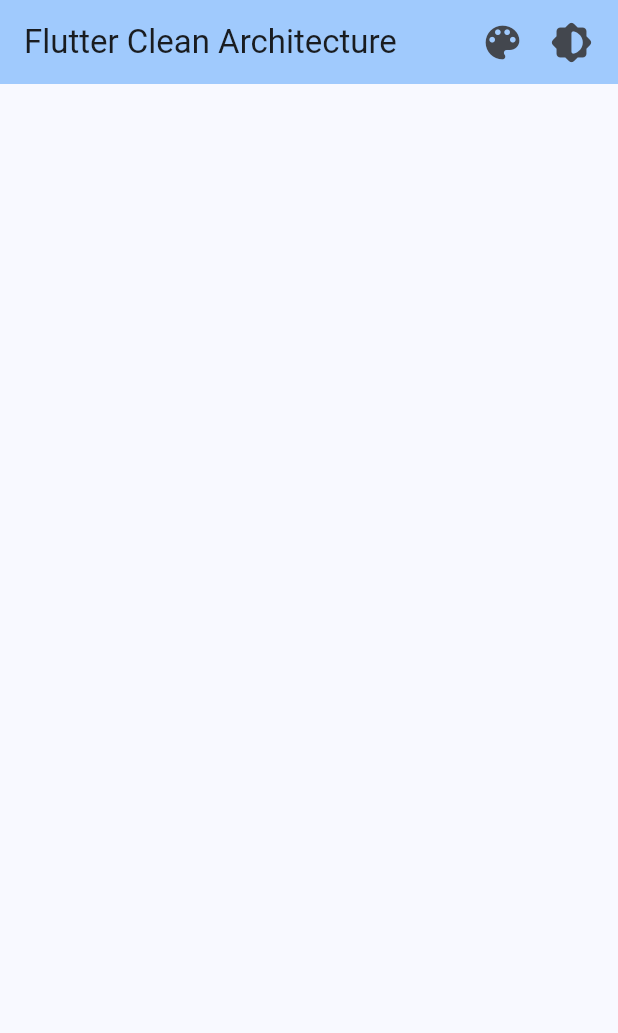
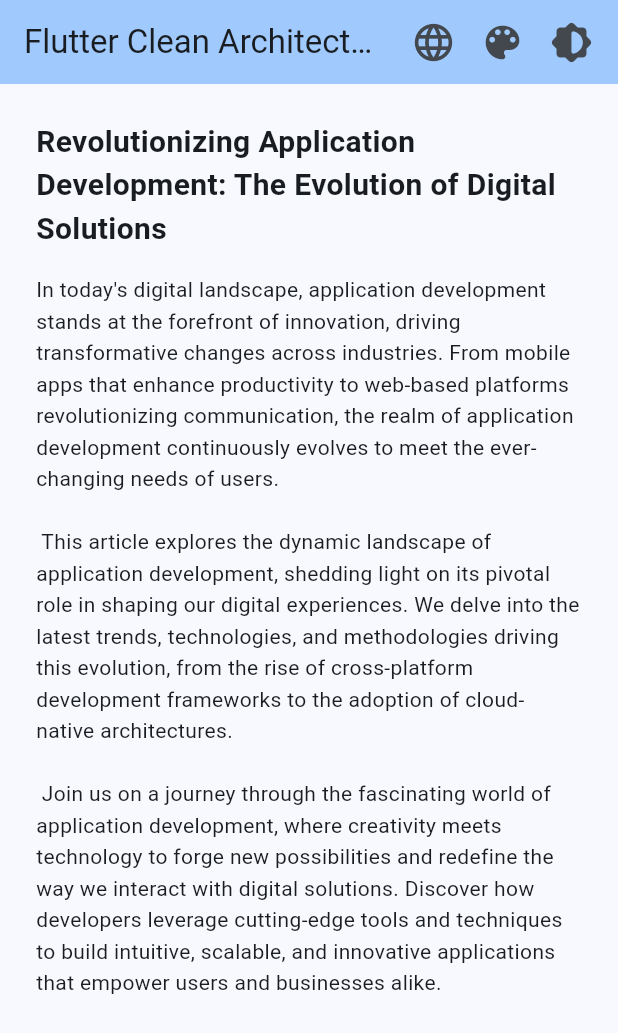
Before and after one commit to guizot/flutter_clean_architecture_boilerplate, a Flutter app: the screen it shows after launch, on a phone screen of 412 x 824 dp. Shown: the top 1033 px of the screen. Run offline on Flutter 3.47's test engine with Material 3 defaults, Android fonts, the phone set to English and light mode, and no system bars; our stand-ins replace equatable, flutter_bloc, get_it, shared_preferences.

Commit message:
Implement Language Notifier

```diff
--- /dev/null
+++ b/devtools_options.yaml
@@ -0,0 +1 @@
+extensions:
--- a/lib/data/utils/shared_preferences_values.dart
+++ b/lib/data/utils/shared_preferences_values.dart
@@ -2,5 +2,6 @@
 
   static const String currentTheme = 'current_theme';
   static const String currentColor = 'current_color';
+  static const String currentLanguage = 'current_language';
 
 }
--- a/lib/injector.dart
+++ b/lib/injector.dart
@@ -1,4 +1,5 @@
 import 'package:flutter_clean_architecture/data/datasources/shared_preferences_data_source.dart';
+import 'package:flutter_clean_architecture/presentation/core/language/language_service.dart';
 import 'package:flutter_clean_architecture/presentation/core/services/theme_service.dart';
 import 'package:flutter_clean_architecture/presentation/pages/home/cubit/home_cubit.dart';
 import 'package:get_it/get_it.dart';
@@ -18,6 +19,11 @@
       sharedPreferenceDataSource: sl(),
     ),
   );
+  sl.registerFactory(
+        () => LanguageService(
+      sharedPreferenceDataSource: sl(),
+    ),
+  );
 
   /// DOMAIN LAYER
 
--- a/lib/main.dart
+++ b/lib/main.dart
@@ -1,8 +1,12 @@
 import 'package:flutter/material.dart';
 import 'package:flutter_clean_architecture/injector.dart' as di;
+import 'package:flutter_clean_architecture/presentation/core/language/language_delegation.dart';
 import 'package:flutter_clean_architecture/presentation/core/routes.dart';
+import 'package:flutter_clean_architecture/presentation/core/language/language_service.dart';
 import 'package:flutter_clean_architecture/presentation/core/services/theme_service.dart';
+import 'package:flutter_clean_architecture/presentation/core/utils/language_service_values.dart';
 import 'package:flutter_clean_architecture/presentation/core/utils/theme_service_values.dart';
+import 'package:flutter_localizations/flutter_localizations.dart';
 import 'package:provider/provider.dart';
 import 'injector.dart';
 
@@ -28,17 +32,24 @@
       providers: [
         ChangeNotifierProvider(
           create: (context) => sl<ThemeService>(),
+        ),
+        ChangeNotifierProvider(
+          create: (context) => sl<LanguageService>(),
         )
       ],
-      child: Consumer<ThemeService> (
-        builder: (context, ThemeService notifier, child) {
+      child: Consumer2<ThemeService, LanguageService> (
+        builder: (context, ThemeService themeService, LanguageService languageService, child) {
           return MaterialApp(
             title: 'Flutter Demo',
             debugShowCheckedModeBanner: false,
             onGenerateRoute: Routes.generate,
-            theme: notifier.currentThemeColor(ThemeServiceValues.light),
-            darkTheme: notifier.currentThemeColor(ThemeServiceValues.dark),
-            themeMode: notifier.currentThemeMode(),
+            theme: themeService.currentThemeColor(ThemeServiceValues.light),
+            darkTheme: themeService.currentThemeColor(ThemeServiceValues.dark),
+            themeMode: themeService.currentThemeMode(),
+            locale: languageService.currentLanguage(),
+            supportedLocales: languageService.supportedLocales,
+            localizationsDelegates: languageService.localizationsDelegates,
+            localeResolutionCallback: languageService.localeResolutionCallback,
           );
         },
       ),
--- /dev/null
+++ b/lib/presentation/core/language/language_delegation.dart
@@ -0,0 +1,31 @@
+import 'package:flutter/cupertino.dart';
+import '../utils/language_service_values.dart';
+import 'languages.dart';
+
+class AppLocalizationsDelegate extends LocalizationsDelegate<Languages> {
+
+  const AppLocalizationsDelegate();
+
+  @override
+  bool isSupported(Locale locale) {
+    List<String> codes = [];
+    for (int i = 0; i < LanguageServiceValues.localeValue.length; i++) {
+      codes.add(LanguageServiceValues.localeValue[i].languageCode);
+    }
+    return codes.contains(locale.languageCode);
+  }
+
+  @override
+  Future<Languages> load(Locale locale) => _load(locale);
+
+  static Future<Languages> _load(Locale locale) async {
+    Map<String, Languages> languageObject = {};
+    for (int i = 0; i < LanguageServiceValues.localeValue.length; i++) {
+      languageObject[LanguageServiceValues.localeValue[i].languageCode] = LanguageServiceValues.localeLanguage[i];
+    }
+    return languageObject[locale.languageCode]!;
+  }
+
+  @override
+  bool shouldReload(LocalizationsDelegate<Languages> old) => false;
+}
--- /dev/null
+++ b/lib/presentation/core/language/language_en.dart
@@ -0,0 +1,11 @@
+import 'languages.dart';
+
+class LanguageEn extends Languages {
+
+  @override
+  String get title => "Revolutionizing Application Development: The Evolution of Digital Solutions";
+
+  @override
+  String get description => "In today's digital landscape, application development stands at the forefront of innovation, driving transformative changes across industries. From mobile apps that enhance productivity to web-based platforms revolutionizing communication, the realm of application development continuously evolves to meet the ever-changing needs of users. \n\n This article explores the dynamic landscape of application development, shedding light on its pivotal role in shaping our digital experiences. We delve into the latest trends, technologies, and methodologies driving this evolution, from the rise of cross-platform development frameworks to the adoption of cloud-native architectures. \n\n Join us on a journey through the fascinating world of application development, where creativity meets technology to forge new possibilities and redefine the way we interact with digital solutions. Discover how developers leverage cutting-edge tools and techniques to build intuitive, scalable, and innovative applications that empower users and businesses alike.";
+
+}
--- /dev/null
+++ b/lib/presentation/core/language/language_es.dart
@@ -0,0 +1,10 @@
+import 'languages.dart';
+
+class LanguageEs extends Languages {
+
+  @override
+  String get title => "Revolucionando el Desarrollo de Aplicaciones: La Evolución de las Soluciones Digitales";
+
+  @override
+  String get description => "En el panorama digital de hoy, el desarrollo de aplicaciones se encuentra a la vanguardia de la innovación, impulsando cambios transformadores en diversas industrias. Desde aplicaciones móviles que mejoran la productividad hasta plataformas web que revolucionan la comunicación, el ámbito del desarrollo de aplicaciones evoluciona constantemente para satisfacer las necesidades cambiantes de los usuarios. \n\n Este artículo explora el dinámico panorama del desarrollo de aplicaciones, arrojando luz sobre su papel fundamental en la formación de nuestras experiencias digitales. Nos sumergimos en las últimas tendencias, tecnologías y metodologías que impulsan esta evolución, desde el auge de los marcos de desarrollo multiplataforma hasta la adopción de arquitecturas nativas en la nube. \n\n Únete a nosotros en un viaje a través del fascinante mundo del desarrollo de aplicaciones, donde la creatividad se encuentra con la tecnología para forjar nuevas posibilidades y redefinir la forma en que interactuamos con las soluciones digitales. Descubre cómo los desarrolladores aprovechan herramientas y técnicas de vanguardia para construir aplicaciones intuitivas, escalables e innovadoras que empoderan a los usuarios y a las empresas por igual.";
+}
--- /dev/null
+++ b/lib/presentation/core/language/language_fr.dart
@@ -0,0 +1,10 @@
+import 'languages.dart';
+
+class LanguageFr extends Languages {
+
+  @override
+  String get title => "Révolutionner le développement d'applications : l'évolution des solutions numériques";
+
+  @override
+  String get description => "Dans le paysage numérique d'aujourd'hui, le développement d'applications se trouve à l'avant-garde de l'innovation, entraînant des changements transformateurs dans divers secteurs. Des applications mobiles qui améliorent la productivité aux plates-formes web révolutionnant la communication, le domaine du développement d'applications évolue constamment pour répondre aux besoins toujours changeants des utilisateurs. \n\n Cet article explore le paysage dynamique du développement d'applications, mettant en lumière son rôle crucial dans la formation de nos expériences numériques. Nous plongeons dans les dernières tendances, technologies et méthodologies qui alimentent cette évolution, de l'essor des frameworks de développement multiplateforme à l'adoption des architectures natives du cloud. \n\n Rejoignez-nous dans un voyage à travers le monde fascinant du développement d'applications, où la créativité rencontre la technologie pour forger de nouvelles possibilités et redéfinir notre interaction avec les solutions numériques. Découvrez comment les développeurs exploitent des outils et des techniques de pointe pour construire des applications intuitives, évolutives et innovantes qui autonomisent les utilisateurs et les entreprises.";
+}
--- /dev/null
+++ b/lib/presentation/core/language/language_id.dart
@@ -0,0 +1,10 @@
+import 'languages.dart';
+
+class LanguageId extends Languages {
+
+  @override
+  String get title => "Revolusi Pengembangan Aplikasi: Evolusi Solusi Digital";
+
+  @override
+  String get description => "Di lanskap digital saat ini, pengembangan aplikasi berada di garis depan inovasi, mendorong perubahan transformatif di berbagai industri. Dari aplikasi mobile yang meningkatkan produktivitas hingga platform berbasis web yang merevolusi komunikasi, ranah pengembangan aplikasi terus berkembang untuk memenuhi kebutuhan pengguna yang selalu berubah. \n\n Artikel ini menjelajahi lanskap dinamis pengembangan aplikasi, membahas peran pentingnya dalam membentuk pengalaman digital kita. Kami memperkenalkan tren, teknologi, dan metodologi terbaru yang mendorong evolusi ini, mulai dari meningkatnya kerangka pengembangan lintas platform hingga adopsi arsitektur cloud-native. \n\n Bergabunglah dengan kami dalam perjalanan melalui dunia menarik pengembangan aplikasi, di mana kreativitas bertemu dengan teknologi untuk membentuk kemungkinan baru dan mendefinisikan ulang cara kita berinteraksi dengan solusi digital. Temukan bagaimana para pengembang memanfaatkan alat dan teknik mutakhir untuk membangun aplikasi yang intuitif, scalable, dan inovatif yang memberdayakan pengguna dan bisnis.";
+}
--- /dev/null
+++ b/lib/presentation/core/language/language_ja.dart
@@ -0,0 +1,11 @@
+import 'languages.dart';
+
+class LanguageJa extends Languages {
+
+  @override
+  String get title => "アプリケーション開発の革命: デジタルソリューションの進化";
+
+  @override
+  String get description => "今日のデジタルの風景において、アプリケーション開発は革新の最前線にあり、業界全体で変革を促進しています。生産性を向上させるモバイルアプリからコミュニケーションを革新するWebベースのプラットフォームまで、アプリケーション開発の領域は、ユーザーの変化するニーズに応えるために絶えず進化しています。 \n\n 本記事では、アプリケーション開発のダイナミックな風景を探求し、デジタルエクスペリエンスを形作る上でのその重要な役割に光を当てます。クロスプラットフォーム開発フレームワークの台頭からクラウドネイティブアーキテクチャの採用まで、この進化を促進する最新のトレンド、技術、手法について探求します。 \n\n デジタルソリューションとの相互作用を再定義し、新たな可能性を形成する創造性が技術と出会う興味深いアプリケーション開発の世界を一緒に探検しましょう。開発者が革新的で直感的、スケーラブルなアプリケーションを構築するために最新のツールと技術をどのように活用しているかを発見してください。";
+
+}
--- /dev/null
+++ b/lib/presentation/core/language/language_ko.dart
@@ -0,0 +1,11 @@
+import 'languages.dart';
+
+class LanguageKo extends Languages {
+
+  @override
+  String get title => "애플리케이션 개발의 혁명: 디지털 솔루션의 진화";
+
+  @override
+  String get description => "오늘날의 디지털 환경에서 애플리케이션 개발은 혁신의 전선에 서 있으며, 산업 전반에 걸쳐 변혁적인 변화를 주도하고 있습니다. 생산성을 향상시키는 모바일 앱부터 커뮤니케이션을 혁신하는 웹 기반 플랫폼까지, 애플리케이션 개발의 영역은 사용자의 끊임없는 변화하는 요구에 부응하기 위해 지속적으로 발전하고 있습니다. \n\n 본 기사는 애플리케이션 개발의 동적인 경관을 탐구하며, 디지털 경험을 형성하는 데 중추적인 역할을하는 최신 트렌드, 기술 및 방법론에 대해 밝혀냅니다. 크로스 플랫폼 개발 프레임 워크의 급부상부터 클라우드 네이티브 아키텍처의 채택까지, 이 진화를 주도하는 최신 트렌드와 기술을 살펴봅니다. \n\n 디지털 솔루션과의 상호 작용 방식을 재정의하고 새로운 가능성을 형성하는 창의력이 기술과 만나는 흥미로운 애플리케이션 개발의 세계를 함께 탐험해 보세요. 사용자와 기업 모두에게 힘을 주는 직관적이고 확장 가능하며 혁신적인 애플리케이션을 구축하기 위해 개발자가 최신 도구와 기술을 어떻게 활용하는지 알아보세요.";
+
+}
--- /dev/null
+++ b/lib/presentation/core/language/language_service.dart
@@ -0,0 +1,60 @@
+import 'package:flutter_clean_architecture/data/datasources/shared_preferences_data_source.dart';
+import 'package:flutter_clean_architecture/presentation/core/utils/language_service_values.dart';
+import 'package:flutter_localizations/flutter_localizations.dart';
+import '../../../data/utils/shared_preferences_values.dart';
+import 'package:flutter/cupertino.dart';
+import 'language_delegation.dart';
+
+class LanguageService extends ChangeNotifier {
+
+  final SharedPreferenceDataSource sharedPreferenceDataSource;
+  LanguageService({required this.sharedPreferenceDataSource}) {
+    _language = LanguageServiceValues.english;
+    getPreferences();
+  }
+
+  List<Locale> get supportedLocales => LanguageServiceValues.localeValue;
+
+  List<LocalizationsDelegate> get localizationsDelegates => [
+    const AppLocalizationsDelegate(),
+    GlobalMaterialLocalizations.delegate,
+    GlobalWidgetsLocalizations.delegate,
+    GlobalCupertinoLocalizations.delegate,
+  ];
+
+  LocaleResolutionCallback get localeResolutionCallback => (locale, supportedLocales) {
+    for (var supportedLocale in supportedLocales) {
+      if (supportedLocale.languageCode == locale?.languageCode &&
+          supportedLocale.countryCode == locale?.countryCode) {
+        return supportedLocale;
+      }
+    }
+    return supportedLocales.first;
+  };
+
+  late String _language;
+  String get language => _language;
+
+  set language(String value) {
+    _language = value;
+    sharedPreferenceDataSource.setString(SharedPreferencesValues.currentLanguage, value);
+    notifyListeners();
+  }
+
+  getPreferences() async {
+    _language = await sharedPreferenceDataSource.getString(SharedPreferencesValues.currentLanguage);
+    if(_language == "") {
+      language = LanguageServiceValues.english;
+    }
+    notifyListeners();
+  }
+
+  Locale currentLanguage() {
+    Map<String, Locale> localeObject = {};
+    for (int i = 0; i < LanguageServiceValues.localeString.length; i++) {
+      localeObject[LanguageServiceValues.localeString[i]] = LanguageServiceValues.localeValue[i];
+    }
+    return localeObject[language]!;
+  }
+
+}
--- /dev/null
+++ b/lib/presentation/core/language/language_zh.dart
@@ -0,0 +1,11 @@
+import 'languages.dart';
+
+class LanguageZh extends Languages {
+
+  @override
+  String get title => "革新应用程序开发：数字解决方案的演变";
+
+  @override
+  String get description => "在今天的数字化景观中，应用程序开发处于创新的前沿，推动着各行各业的变革。从提高生产力的移动应用到改变通信方式的网络平台，应用程序开发领域不断发展，以满足用户不断变化的需求。 \n\n 本文探讨了应用程序开发的动态景观，揭示了它在塑造我们数字体验方面的关键作用。我们深入研究了推动这一演变的最新趋势、技术和方法论，从跨平台开发框架的兴起到云原生架构的采用。 \n\n 加入我们，一起探索应用程序开发的迷人世界，这里创意与技术相遇，开辟了新的可能性，并重新定义了我们与数字解决方案互动的方式。发现开发人员如何利用尖端工具和技术构建直观、可扩展和创新的应用程序，从而赋予用户和企业以力量。";
+
+}
--- /dev/null
+++ b/lib/presentation/core/language/languages.dart
@@ -0,0 +1,12 @@
+import 'package:flutter/material.dart';
+
+abstract class Languages {
+  static Languages? of(BuildContext context) {
+    return Localizations.of<Languages>(context, Languages);
+  }
+
+  String get title;
+
+  String get description;
+
+}
--- /dev/null
+++ b/lib/presentation/core/utils/language_service_values.dart
@@ -0,0 +1,25 @@
+import 'dart:ui';
+import 'package:flutter_clean_architecture/presentation/core/language/languages.dart';
+import '../language/language_en.dart';
+import '../language/language_es.dart';
+import '../language/language_fr.dart';
+import '../language/language_id.dart';
+import '../language/language_ja.dart';
+import '../language/language_ko.dart';
+import '../language/language_zh.dart';
+
+class LanguageServiceValues {
+
+  static const String english = 'English';
+  static const String indonesian = 'Indonesian';
+  static const String korean = 'Korean';
+  static const String japanese = 'Japanese';
+  static const String chinese = 'Chinese';
+  static const String french = 'French';
+  static const String spanish = 'Spanish';
+
+  static const List<String> localeString = [english, indonesian, korean, japanese, french, spanish, chinese];
+  static const List<Locale> localeValue = [Locale('en', ''), Locale('id', ''), Locale('ko', ''), Locale('ja', ''), Locale('fr', ''), Locale('es', ''), Locale('zh', '')];
+  static List<Languages> localeLanguage = [LanguageEn(), LanguageId(), LanguageKo(), LanguageJa(), LanguageFr(), LanguageEs(), LanguageZh()];
+
+}
--- a/lib/presentation/core/utils/theme_service_values.dart
+++ b/lib/presentation/core/utils/theme_service_values.dart
@@ -11,8 +11,9 @@
   static const String colorBlue = 'Blue';
   static const String colorOrange = 'Orange';
   static const String colorPurple = 'Purple';
+  static const String colorYellow = 'Yellow';
 
-  static const List<String> colorString = [colorRed, colorGreen, colorBlue, colorOrange, colorPurple];
-  static const List<Color> colorValue = [Colors.red, Colors.green, Colors.blue, Colors.orange, Colors.purple];
+  static const List<String> colorString = [colorRed, colorGreen, colorBlue, colorOrange, colorPurple, colorYellow];
+  static const List<Color> colorValue = [Colors.red, Colors.green, Colors.blue, Colors.orange, Colors.purple, Colors.yellow];
 
 }
--- a/lib/presentation/pages/home/cubit/home_cubit.dart
+++ b/lib/presentation/pages/home/cubit/home_cubit.dart
@@ -1,5 +1,6 @@
 import 'package:flutter_bloc/flutter_bloc.dart';
 import 'package:flutter_clean_architecture/data/datasources/shared_preferences_data_source.dart';
+import 'package:flutter_clean_architecture/presentation/core/language/language_service.dart';
 import '../../../core/services/theme_service.dart';
 import 'home_state.dart';
 
@@ -14,9 +15,15 @@
     notifier.themeMode = theme;
   }
 
-  /// TOGGLE THEME
+  /// TOGGLE COLOR
   void toggleColor(ThemeService notifier, String color) {
     notifier.colorSeed = color;
   }
 
+  /// TOGGLE LANGUAGE
+  void toggleLanguage(LanguageService notifier, String language) {
+    notifier.language = language;
+  }
+
+
 }
--- a/lib/presentation/pages/home/home.dart
+++ b/lib/presentation/pages/home/home.dart
@@ -1,10 +1,13 @@
 import 'package:flutter/material.dart';
 import 'package:flutter_bloc/flutter_bloc.dart';
+import 'package:flutter_clean_architecture/presentation/core/language/language_service.dart';
+import 'package:flutter_clean_architecture/presentation/core/language/languages.dart';
+import 'package:flutter_clean_architecture/presentation/core/utils/language_service_values.dart';
 import 'package:flutter_clean_architecture/presentation/core/utils/theme_service_values.dart';
 import 'package:flutter_clean_architecture/presentation/pages/home/cubit/home_cubit.dart';
+import '../../core/services/theme_service.dart';
 import 'package:provider/provider.dart';
 import '../../../injector.dart';
-import '../../core/services/theme_service.dart';
 
 class HomeWrapperProvider extends StatelessWidget {
   const HomeWrapperProvider({super.key});
@@ -118,10 +121,56 @@
     );
   }
 
+  PopupMenuButton popUpMenuLanguage(context, LanguageService notifier) {
+    return PopupMenuButton(
+        offset: const Offset(0, 35),
+        child: const Padding(
+          padding: EdgeInsets.only(right: 16.0),
+          child: Icon(Icons.language, size: 30.0),
+        ),
+        onSelected: (language) {
+          BlocProvider.of<HomeCubit>(context).toggleLanguage(notifier, language);
+        },
+        itemBuilder: (ctx) {
+          List<PopupMenuItem> items = [];
+          for(int i = 0; i < LanguageServiceValues.localeString.length; i++) {
+            items.add(popUpItemLanguage(notifier, LanguageServiceValues.localeString[i]));
+          }
+          return items;
+        }
+    );
+  }
+
+  PopupMenuItem popUpItemLanguage(LanguageService notifier, String language) {
+    return PopupMenuItem(
+      value: language,
+      child: Row(
+        children: [
+          Padding(
+              padding: const EdgeInsets.only(right: 12.0),
+              child: ClipOval(
+                  child: Container(
+                    width: 16,
+                    height: 16,
+                    decoration: BoxDecoration(
+                        color: notifier.language == language ? Colors.green : Colors.grey
+                    ),
+                  )
+              )
+          ),
+          Text(
+            language,
+            style: const TextStyle(fontSize: 15),
+          ),
+        ],
+      ),
+    );
+  }
+
   @override
   Widget build(BuildContext context) {
-    return Consumer<ThemeService> (
-        builder: (context, ThemeService notifier, child) {
+    return Consumer2<ThemeService, LanguageService> (
+        builder: (context, ThemeService themeService, LanguageService languageService, child) {
           return Scaffold(
             appBar: AppBar(
               backgroundColor: Theme
@@ -130,17 +179,35 @@
                   .inversePrimary,
               title: Text(widget.title),
               actions: [
-                popUpMenuColor(context, notifier),
-                popUpMenu(context, notifier),
+                popUpMenuLanguage(context, languageService),
+                popUpMenuColor(context, themeService),
+                popUpMenu(context, themeService),
               ],
             ),
-            body: const Center(
-                child: Column(
-                  mainAxisAlignment: MainAxisAlignment.center,
-                  crossAxisAlignment: CrossAxisAlignment.center,
-                  children: [ ],
-                )
-            ),
+            body: SingleChildScrollView(
+              padding: const EdgeInsets.all(24),
+              child: Column(
+                crossAxisAlignment: CrossAxisAlignment.start,
+                children: [
+                  Text(
+                    Languages.of(context)!.title,
+                    style: const TextStyle(
+                        fontSize: 20,
+                        fontWeight: FontWeight.bold
+                    ),
+                  ),
+                  const SizedBox(
+                    height: 16,
+                  ),
+                  Text(
+                    Languages.of(context)!.description,
+                    style: const TextStyle(
+                        height: 1.5
+                    ),
+                  )
+                ],
+              ),
+            )
           );
         }
     );
--- a/pubspec.yaml
+++ b/pubspec.yaml
@@ -13,6 +13,10 @@
   path_provider: ^2.1.2
   provider: ^6.1.1
 
+  # Localizations
+  flutter_localizations:
+    sdk: flutter
+
   # Dependency Injection
   get_it: ^7.6.7
 
@@ -24,8 +28,6 @@
 
   # For Testing Class
   equatable: ^2.0.5
-
-
 
 dev_dependencies:
   flutter_test:
```
Also changed, not shown: pubspec.lock, 4 other files.
